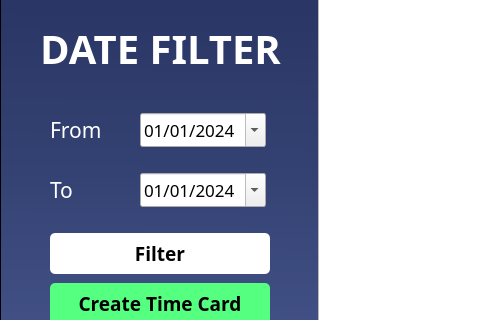
Maze711/systemPayroll, file TimeKeeping/timeLogger/timeLog.ui: the form before one commit; both pictures show x 0 to 480 and y 167 to 487 of the 1180 by 665 pixel window.
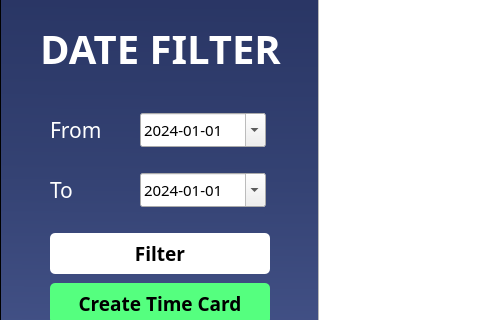
The form after the commit.

Commit message: Time Card TIME IN AND TIME OUT DATA fetched

What changed in the file:
```diff
--- a/TimeKeeping/timeLogger/timeLog.ui
+++ b/TimeKeeping/timeLogger/timeLog.ui
@@ -23,6 +23,13 @@
       <height>665</height>
      </rect>
     </property>
+    <property name="font">
+     <font>
+      <family>Poppins</family>
+      <weight>75</weight>
+      <bold>true</bold>
+     </font>
+    </property>
     <property name="styleSheet">
      <string notr="true">#sideBar{
 	background-color: qlineargradient(spread:pad, x1:0.508, y1:0.0340909, x2:0.503051, y2:1, stop:0 rgba(33, 44, 89, 255), stop:0.497175 rgba(52, 66, 115, 255), stop:0.847458 rgba(72, 87, 142, 255))
@@ -35,7 +42,40 @@
 #btnFilter{
 background-color: white;
 border-radius: 5px;
-}</string>
+}
+
+
+QCalendarWidget {
+    background-color: white; /* Background color of the calendar */
+    border: 1px solid #ccc; /* Border around the calendar */
+    selection-background-color: #3498db; /* Background color of selected dates */
+    selection-color: white; /* Text color of selected dates */
+}
+
+QCalendarWidget QToolButton {
+    height: 30px; /* Height of navigation buttons */
+    width: 70px; /* Width of navigation buttons */
+    color: black; /* Text color of navigation buttons */
+    font-size: 14px; /* Font size of navigation buttons */
+    font-family: &quot;Poppins SemiBold&quot;; /* Font family of navigation buttons */
+    background-color: transparent; /* Background color of navigation buttons */
+    border: none; /* Remove button borders */
+    padding: 5px; /* Padding inside buttons */
+}
+
+QCalendarWidget QAbstractItemView QWidget {
+    color: black; /* Text color of the date text */
+    font-size: 12px; /* Font size of the date text */
+    font-family: &quot;Poppins SemiBold&quot;; /* Font family of the date text */
+    background-color: transparent; /* Transparent background */
+    border: none; /* No border */
+}
+
+QCalendarWidget QAbstractItemView:disabled {
+    color: #808080; /* Disabled text color */
+}
+
+</string>
     </property>
     <property name="frameShape">
      <enum>QFrame::StyledPanel</enum>
@@ -98,11 +138,11 @@
      <property name="font">
       <font>
        <family>Poppins</family>
-       <pointsize>13</pointsize>
+       <pointsize>11</pointsize>
       </font>
      </property>
      <property name="styleSheet">
-      <string notr="true"/>
+      <string notr="true">color: black;</string>
      </property>
      <property name="dateTime">
       <datetime>
@@ -115,7 +155,7 @@
       </datetime>
      </property>
      <property name="displayFormat">
-      <string>MM/dd/yyyy</string>
+      <string>yyyy-MM-dd</string>
      </property>
      <property name="calendarPopup">
       <bool>true</bool>
@@ -152,11 +192,13 @@
      <property name="font">
       <font>
        <family>Poppins</family>
-       <pointsize>13</pointsize>
+       <pointsize>11</pointsize>
+       <weight>50</weight>
+       <bold>false</bold>
       </font>
      </property>
      <property name="styleSheet">
-      <string notr="true"/>
+      <string notr="true">color: black;</string>
      </property>
      <property name="dateTime">
       <datetime>
@@ -169,7 +211,7 @@
       </datetime>
      </property>
      <property name="displayFormat">
-      <string>MM/dd/yyyy</string>
+      <string>yyyy-MM-dd</string>
      </property>
      <property name="calendarPopup">
       <bool>true</bool>
```
The commit also changes 4 other files.
